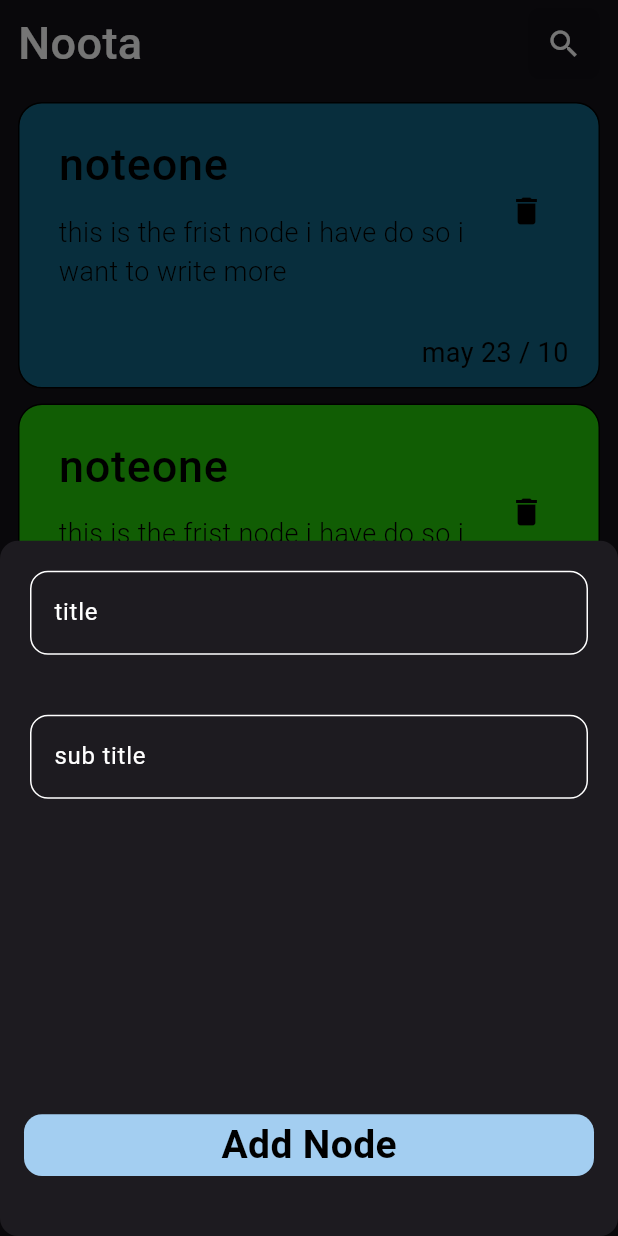
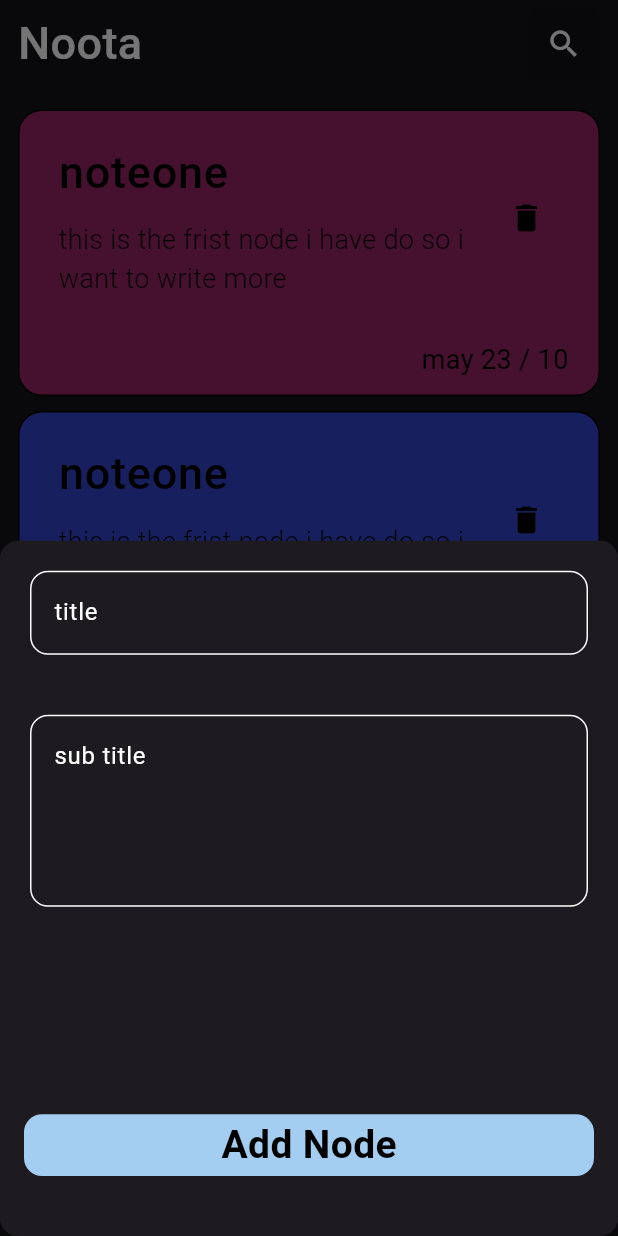
Before and after one commit to Abdelrahman200hany/noota, a Flutter app: the screen it shows after launch, after a tap on the "add" icon, on a phone screen of 412 x 824 dp. Run offline on Flutter 3.47's test engine with Material 3 defaults, Android fonts, the phone set to English and light mode, and no system bars.

Commit message:
change itext fields decoration

```diff
--- a/lib/customs_widgets/Note_list.dart
+++ b/lib/customs_widgets/Note_list.dart
@@ -8,12 +8,12 @@ class Notelist extends StatelessWidget {
   Widget build(BuildContext context) {
     return Expanded(
       child: Padding(
-        padding: EdgeInsets.only(top: 15),
+        padding: EdgeInsets.only(top: 20 ),
         child: ListView.builder(
           itemBuilder: (context, index) => Padding(
             padding: const EdgeInsets.only(bottom: 10),
             child: Note(
-              color: Color(0xff126584 * (index + 1)),
+              color: Color(0xff992266 * (index + 1)),
             ),
           ),
           itemCount: 20,
--- a/lib/customs_widgets/TextFormfield.dart
+++ b/lib/customs_widgets/TextFormfield.dart
@@ -5,9 +5,11 @@ class CostomTextField extends StatelessWidget {
   const CostomTextField({
     super.key,
     required this.hint,
+    this.maxlines=1,
     @required this.onchange,
   });
   final String hint;
+  final int maxlines;
 
   final Function(String data)? onchange;
 
@@ -16,26 +18,30 @@ class CostomTextField extends StatelessWidget {
     return Padding(
       padding: EdgeInsets.all(20).copyWith(bottom: 20),
       child: TextFormField(
-        style: TextStyle(
+        maxLines:maxlines ,
+        cursorColor: Kprimarycolor,
+        style:const  TextStyle(
           color: Colors.white,
         ),
         onChanged: (data) {},
         decoration: InputDecoration(
           hintText: hint,
           hintStyle: TextStyle(color: Colors.white),
-          border: OutlineInputBorder(
-            borderRadius: BorderRadius.circular(12),
-          ),
-          enabledBorder: OutlineInputBorder(
-            borderRadius: BorderRadius.circular(12),
-            borderSide: BorderSide(color: Colors.white),
-          ),
+          enabledBorder: BuildBorder(),
           focusedBorder: OutlineInputBorder(
             borderRadius: BorderRadius.circular(12),
-            borderSide: BorderSide(color: const Color.fromARGB(255, 167, 203, 240)),
+            borderSide:
+                BorderSide(color: const Color.fromARGB(255, 167, 203, 240)),
           ),
         ),
       ),
+    );
+  }
+
+  OutlineInputBorder BuildBorder() {
+    return OutlineInputBorder(
+      borderRadius: BorderRadius.circular(12),
+      borderSide: const BorderSide(color: Colors.white),
     );
   }
 }
--- a/lib/customs_widgets/modelbottomSheet.dart
+++ b/lib/customs_widgets/modelbottomSheet.dart
@@ -11,9 +11,11 @@ class AddModelbottomsheet extends StatelessWidget {
 
       children:  [
          CostomTextField(
+
           hint: 'title ',
         ),
         CostomTextField(
+            maxlines: 4,
           hint: 'sub title ',
         ),
         Spacer(),
```
Also changed, not shown: lib/componts/floation_Action_buttom.dart (+4 -4 lines).
